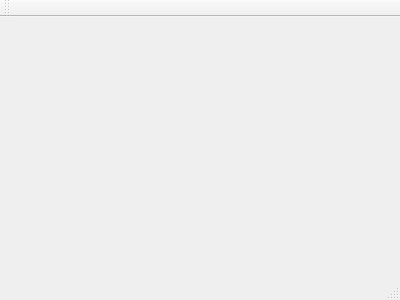
Qt form Client/Client/application.ui (filipgutica/COMP4985_CommAudio) before a commit.
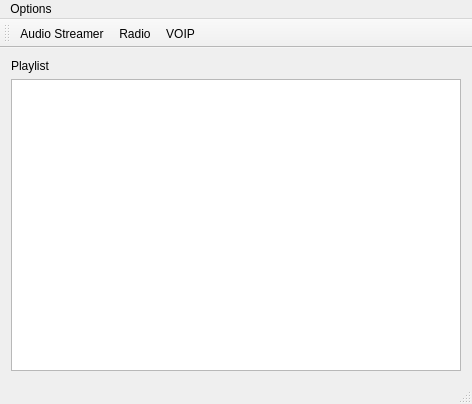
The same form after that commit.

Diff of the .ui file:
```diff
--- a/Client/Client/application.ui
+++ b/Client/Client/application.ui
@@ -1,24 +1,80 @@
 <ui version="4.0">
  <class>Application</class>
- <widget class="QMainWindow" name="Application" >
-  <property name="geometry" >
+ <widget class="QMainWindow" name="Application">
+  <property name="geometry">
    <rect>
     <x>0</x>
     <y>0</y>
-    <width>400</width>
-    <height>300</height>
+    <width>472</width>
+    <height>404</height>
    </rect>
   </property>
   <property name="windowTitle" >
    <string>Application</string>
   </property>
-  <widget class="QMenuBar" name="menuBar" />
-  <widget class="QToolBar" name="mainToolBar" />
-  <widget class="QWidget" name="centralWidget" />
-  <widget class="QStatusBar" name="statusBar" />
+  <widget class="QWidget" name="centralWidget">
+   <layout class="QGridLayout" name="gridLayout_2">
+    <item row="0" column="0">
+     <layout class="QGridLayout" name="gridLayout">
+      <item row="1" column="0">
+       <widget class="QListView" name="listMusic"/>
+      </item>
+      <item row="0" column="0">
+       <widget class="QLabel" name="labelPlaylist">
+        <property name="text">
+         <string>Playlist</string>
+        </property>
+       </widget>
+      </item>
+     </layout>
+    </item>
+   </layout>
+  </widget>
+  <widget class="QMenuBar" name="menuBar">
+   <property name="geometry">
+    <rect>
+     <x>0</x>
+     <y>0</y>
+     <width>472</width>
+     <height>21</height>
+    </rect>
+   </property>
+   <widget class="QMenu" name="menuAudio_Server">
+    <property name="title">
+     <string>Options</string>
+    </property>
+   </widget>
+   <addaction name="menuAudio_Server"/>
+  </widget>
+  <widget class="QToolBar" name="mainToolBar">
+   <attribute name="toolBarArea">
+    <enum>TopToolBarArea</enum>
+   </attribute>
+   <attribute name="toolBarBreak">
+    <bool>false</bool>
+   </attribute>
+   <addaction name="actionAudio_Stream"/>
+   <addaction name="actionMulticast_Stream"/>
+   <addaction name="actionVOIP"/>
+  </widget>
+  <widget class="QStatusBar" name="statusBar"/>
+  <action name="actionAudio_Stream">
+   <property name="text">
+    <string>Audio Streamer</string>
+   </property>
+  </action>
+  <action name="actionMulticast_Stream">
+   <property name="text">
+    <string>Radio</string>
+   </property>
+  </action>
+  <action name="actionVOIP">
+   <property name="text">
+    <string>VOIP</string>
+   </property>
+  </action>
  </widget>
- <layoutDefault spacing="6" margin="11" />
- <pixmapfunction></pixmapfunction>
+ <layoutdefault spacing="6" margin="11"/>
  <resources/>
  <connections/>
 </ui>
```
Left out of the diff: 3 changed lines with no effect on the pictures.
